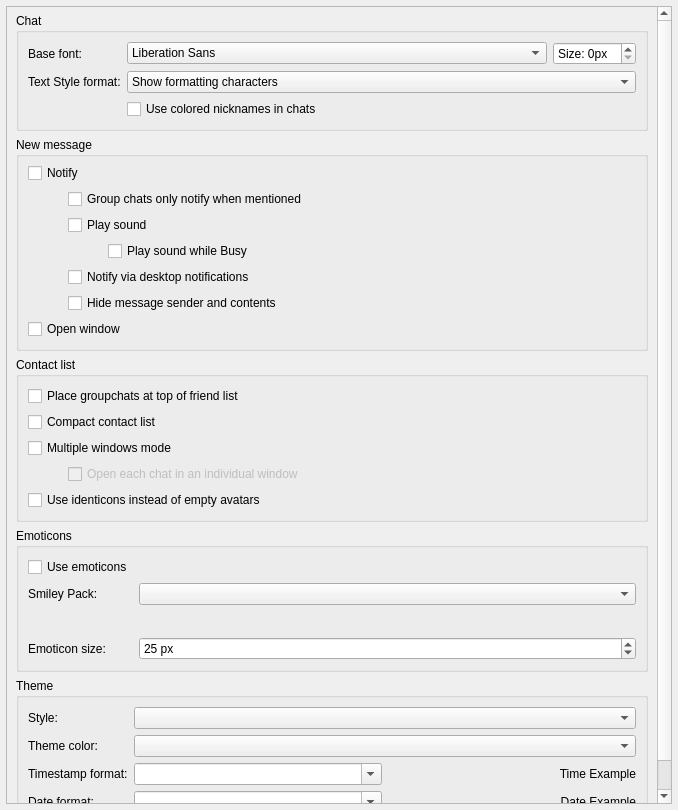
Old version of the form src/widget/form/settings/userinterfacesettings.ui in the repository qTox/qTox.
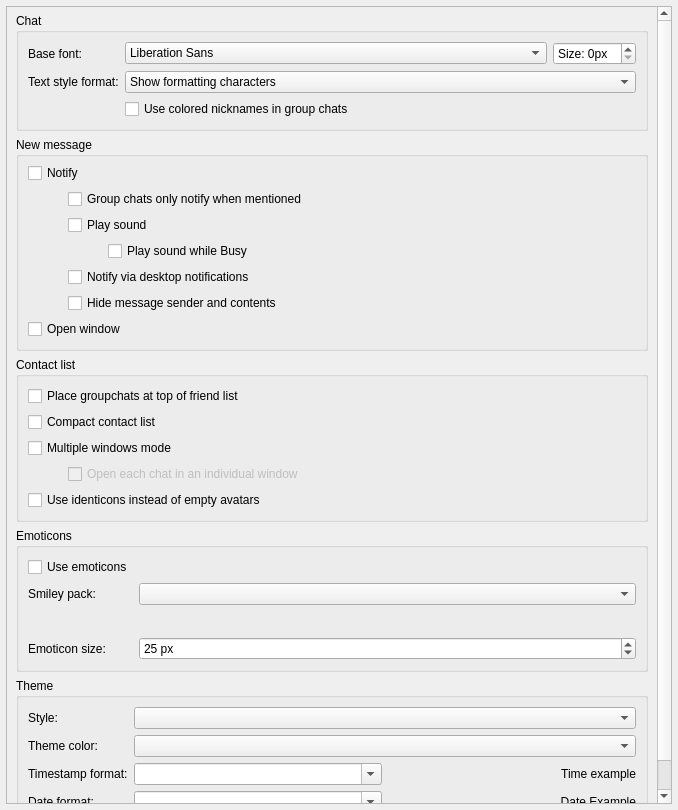
New version of the form. Custom widgets are drawn as their Qt base class.

```diff
--- a/src/widget/form/settings/userinterfacesettings.ui
+++ b/src/widget/form/settings/userinterfacesettings.ui
@@ -111,7 +111,7 @@
              <string>New text styling preference may not load until qTox restarts.</string>
             </property>
             <property name="text">
-             <string>Text Style format:</string>
+             <string>Text style format:</string>
             </property>
             <property name="alignment">
              <set>Qt::AlignLeading|Qt::AlignLeft|Qt::AlignVCenter</set>
@@ -152,7 +152,7 @@
           <item row="2" column="1">
            <widget class="QCheckBox" name="useNameColors">
             <property name="text">
-             <string>Use colored nicknames in chats</string>
+             <string>Use colored nicknames in group chats</string>
             </property>
            </widget>
           </item>
@@ -328,7 +328,7 @@
           <item row="1" column="0">
            <widget class="QLabel" name="smileyPackLabel">
             <property name="text">
-             <string extracomment="Text on smiley pack label">Smiley Pack:</string>
+             <string extracomment="Text on smiley pack label">Smiley pack:</string>
             </property>
            </widget>
           </item>
@@ -532,7 +532,7 @@
             <item>
              <widget class="QLabel" name="timeExample">
               <property name="text">
-               <string notr="true">Time Example</string>
+               <string notr="true">Time example</string>
               </property>
               <property name="alignment">
                <set>Qt::AlignRight|Qt::AlignTrailing|Qt::AlignVCenter</set>
```
Left out of the diff: 6 changed lines with no effect on the pictures.
